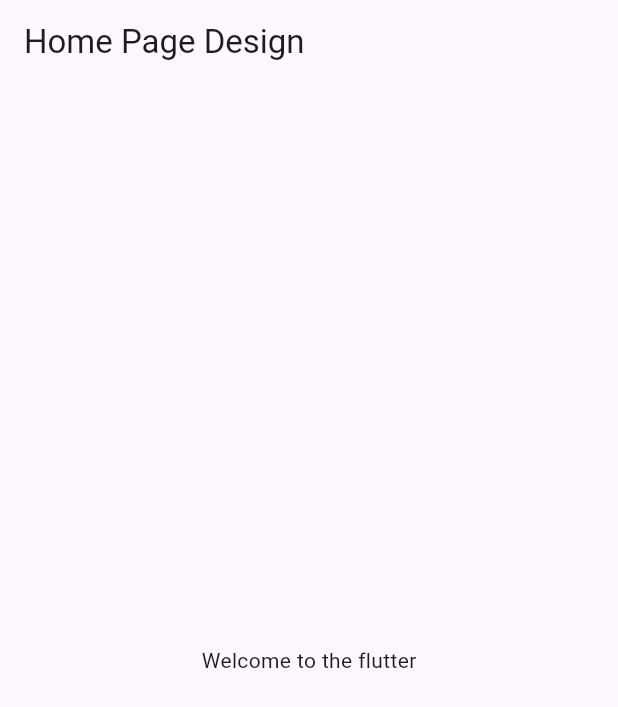
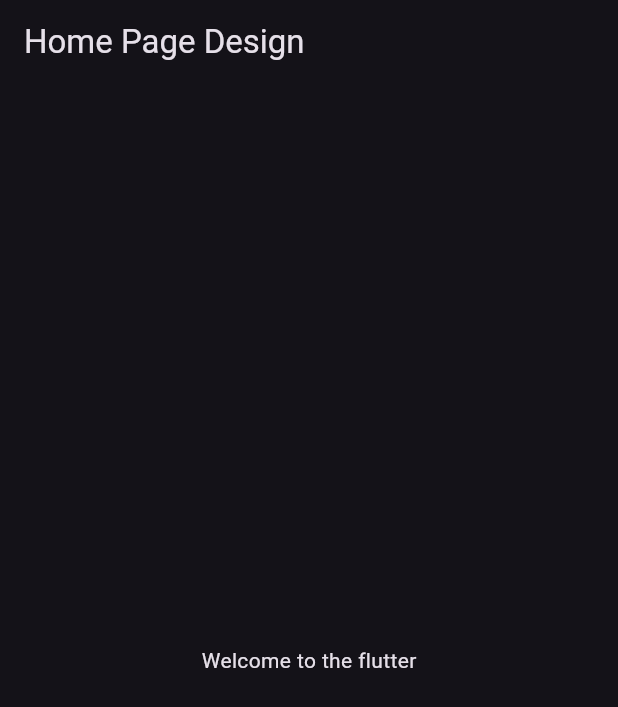
Before and after one commit to rohitbgit/LearnFlutterFromScratch, a Flutter app: the screen it shows after launch, on a phone screen of 412 x 824 dp. Shown: the top 707 px of the screen. Run offline on Flutter 3.47's test engine with Material 3 defaults, Android fonts, the phone set to English and light mode, and no system bars.

Commit message:
day 2 completed

```diff
--- a/lib/home_page.dart
+++ b/lib/home_page.dart
@@ -7,9 +7,9 @@ class MyHomePage extends StatelessWidget {
   Widget build(BuildContext context) {
     return Scaffold(
       appBar: AppBar(
-        title: Text("Home Page Design"),
+        title: const Text("Home Page Design"),
       ),
-      body: Center(
+      body: const Center(
         child: Text("Welcome to the flutter"),
       ),
     );
--- a/lib/main.dart
+++ b/lib/main.dart
@@ -10,6 +10,12 @@ class MyApp extends StatelessWidget {
 
   @override
   Widget build(BuildContext context) {
-    return const MaterialApp(home: MyHomePage());
+    return MaterialApp(
+      home: const MyHomePage(),
+      themeMode: ThemeMode.dark,
+      theme: ThemeData(
+        brightness: Brightness.dark,
+      ),
+    );
   }
 }
```
